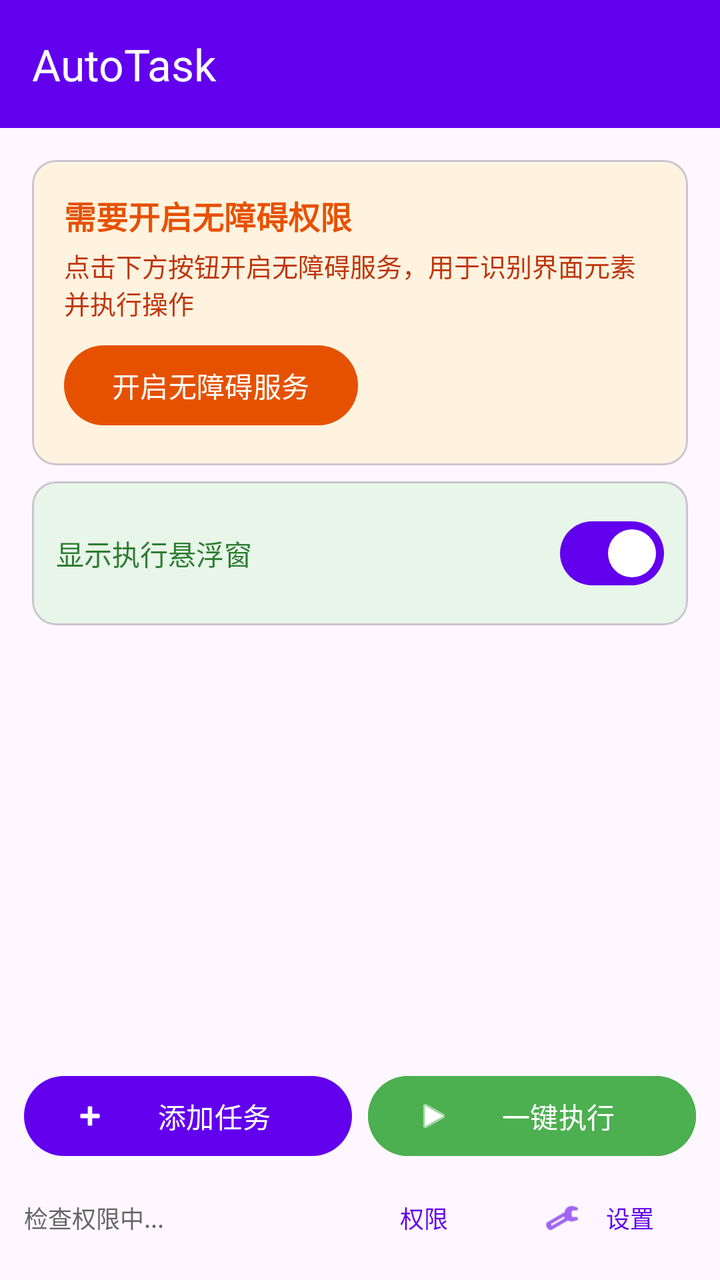
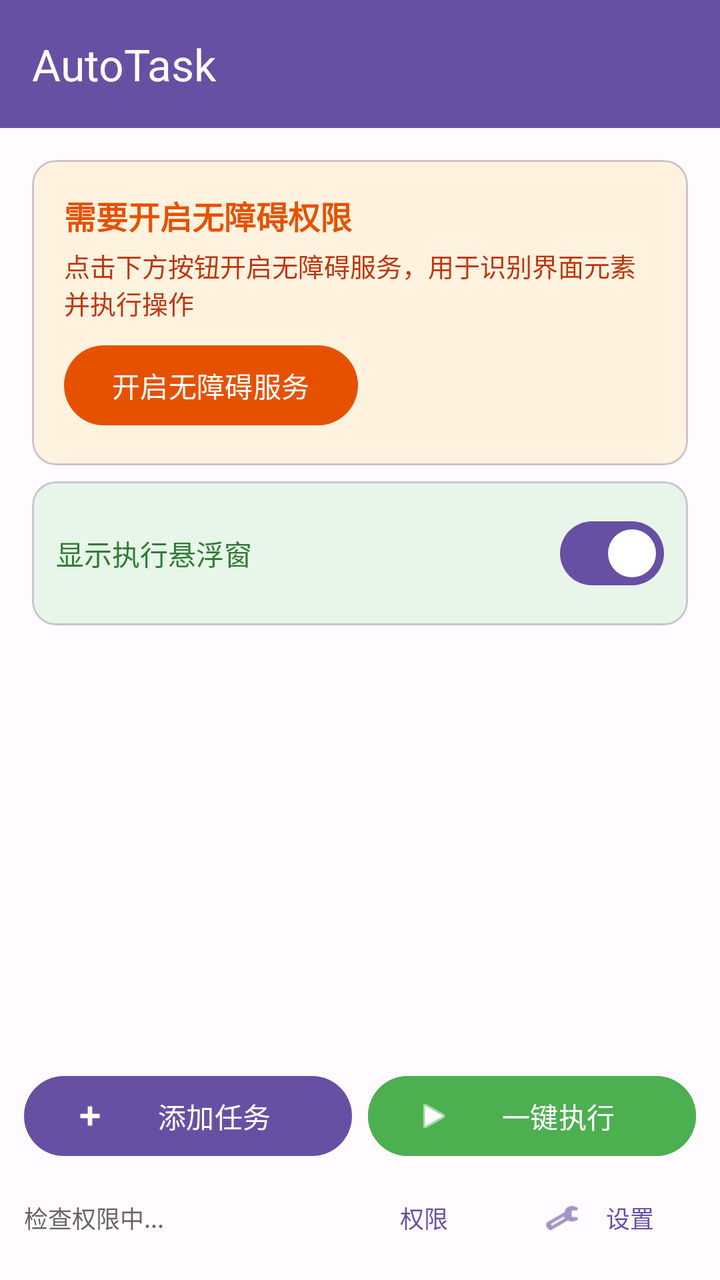

Compare the two renders of this Android layout. The source of the first and the diff that turns it into the second are given below.
<!-- AndroidManifest.xml: application theme Theme.AutoTask -->
<!-- res/layout/activity_main.xml -->
<?xml version="1.0" encoding="utf-8"?>
<androidx.coordinatorlayout.widget.CoordinatorLayout
    xmlns:android="http://schemas.android.com/apk/res/android"
    xmlns:app="http://schemas.android.com/apk/res-auto"
    android:layout_width="match_parent"
    android:layout_height="match_parent">

    <com.google.android.material.appbar.AppBarLayout
        android:layout_width="match_parent"
        android:layout_height="wrap_content">

        <com.google.android.material.appbar.MaterialToolbar
            android:id="@+id/toolbar"
            android:layout_width="match_parent"
            android:layout_height="?attr/actionBarSize"
            android:background="?attr/colorPrimary"
            app:title="AutoTask"
            app:titleTextColor="#FFFFFF" />

    </com.google.android.material.appbar.AppBarLayout>

    <androidx.constraintlayout.widget.ConstraintLayout
        android:layout_width="match_parent"
        android:layout_height="match_parent"
        app:layout_behavior="@string/appbar_scrolling_view_behavior">

        
        <com.google.android.material.card.MaterialCardView
            android:id="@+id/card_permission"
            android:layout_width="match_parent"
            android:layout_height="wrap_content"
            android:layout_margin="16dp"
            app:cardBackgroundColor="#FFF3E0"
            app:layout_constraintTop_toTopOf="parent">

            <LinearLayout
                android:layout_width="match_parent"
                android:layout_height="wrap_content"
                android:orientation="vertical"
                android:padding="16dp">

                <TextView
                    android:layout_width="wrap_content"
                    android:layout_height="wrap_content"
                    android:text="需要开启无障碍权限"
                    android:textColor="#E65100"
                    android:textSize="16sp"
                    android:textStyle="bold" />

                <TextView
                    android:layout_width="wrap_content"
                    android:layout_height="wrap_content"
                    android:text="点击下方按钮开启无障碍服务，用于识别界面元素并执行操作"
                    android:textColor="#BF360C"
                    android:textSize="13sp"
                    android:layout_marginTop="4dp" />

                <com.google.android.material.button.MaterialButton
                    android:id="@+id/btn_enable_accessibility"
                    android:layout_width="wrap_content"
                    android:layout_height="wrap_content"
                    android:text="开启无障碍服务"
                    android:layout_marginTop="8dp"
                    app:backgroundTint="#E65100" />

            </LinearLayout>
        </com.google.android.material.card.MaterialCardView>

        
        <com.google.android.material.card.MaterialCardView
            android:id="@+id/card_floating_window"
            android:layout_width="match_parent"
            android:layout_height="wrap_content"
            android:layout_marginHorizontal="16dp"
            android:layout_marginTop="8dp"
            app:cardElevation="1dp"
            app:cardBackgroundColor="#E8F5E9"
            app:layout_constraintTop_toBottomOf="@id/card_permission">

            <LinearLayout
                android:layout_width="match_parent"
                android:layout_height="wrap_content"
                android:orientation="horizontal"
                android:gravity="center_vertical"
                android:padding="12dp">

                <TextView
                    android:layout_width="0dp"
                    android:layout_height="wrap_content"
                    android:layout_weight="1"
                    android:text="显示执行悬浮窗"
                    android:textSize="14sp"
                    android:textColor="#2E7D32" />

                <com.google.android.material.materialswitch.MaterialSwitch
                    android:id="@+id/switch_floating_window"
                    android:layout_width="wrap_content"
                    android:layout_height="wrap_content"
                    android:checked="true" />

            </LinearLayout>
        </com.google.android.material.card.MaterialCardView>

        
        <androidx.recyclerview.widget.RecyclerView
            android:id="@+id/rv_tasks"
            android:layout_width="match_parent"
            android:layout_height="0dp"
            android:layout_marginTop="8dp"
            app:layout_constraintTop_toBottomOf="@id/card_floating_window"
            app:layout_constraintBottom_toTopOf="@id/layout_bottom" />

        
        <LinearLayout
            android:id="@+id/layout_bottom"
            android:layout_width="match_parent"
            android:layout_height="wrap_content"
            android:orientation="vertical"
            android:padding="12dp"
            app:layout_constraintBottom_toBottomOf="parent">

            
            <LinearLayout
                android:layout_width="match_parent"
                android:layout_height="wrap_content"
                android:orientation="horizontal">

                <com.google.android.material.button.MaterialButton
                    android:id="@+id/btn_add_task"
                    android:layout_width="0dp"
                    android:layout_height="wrap_content"
                    android:layout_weight="1"
                    android:text="添加任务"
                    app:icon="@android:drawable/ic_input_add" />

                <com.google.android.material.button.MaterialButton
                    android:id="@+id/btn_start_all"
                    android:layout_width="0dp"
                    android:layout_height="wrap_content"
                    android:layout_weight="1"
                    android:layout_marginStart="8dp"
                    android:text="一键执行"
                    android:backgroundTint="#4CAF50"
                    app:icon="@android:drawable/ic_media_play" />

            </LinearLayout>

            
            <LinearLayout
                android:layout_width="match_parent"
                android:layout_height="wrap_content"
                android:orientation="horizontal"
                android:layout_marginTop="8dp"
                android:gravity="center_vertical">

                <TextView
                    android:id="@+id/tv_permission_status"
                    android:layout_width="0dp"
                    android:layout_height="wrap_content"
                    android:layout_weight="1"
                    android:text="检查权限中..."
                    android:textSize="12sp"
                    android:textColor="#666666" />

                <com.google.android.material.button.MaterialButton
                    android:id="@+id/btn_check_permissions"
                    android:layout_width="wrap_content"
                    android:layout_height="wrap_content"
                    android:text="权限"
                    android:textSize="12sp"
                    android:minHeight="36dp"
                    style="@style/Widget.Material3.Button.TextButton" />

                <com.google.android.material.button.MaterialButton
                    android:id="@+id/btn_settings"
                    android:layout_width="wrap_content"
                    android:layout_height="wrap_content"
                    android:text="设置"
                    android:textSize="12sp"
                    android:minHeight="36dp"
                    android:layout_marginStart="4dp"
                    app:icon="@android:drawable/ic_menu_preferences"
                    style="@style/Widget.Material3.Button.TextButton" />

            </LinearLayout>

        </LinearLayout>

    </androidx.constraintlayout.widget.ConstraintLayout>

</androidx.coordinatorlayout.widget.CoordinatorLayout>
<!-- resources referenced by this layout -->
<resources>
  <style name="Theme.AutoTask" parent="Theme.Material3.DayNight.NoActionBar">
          <item name="colorPrimary">@color/purple_500</item>
          <item name="colorPrimaryVariant">@color/purple_700</item>
          <item name="colorOnPrimary">@color/white</item>
          <item name="colorSecondary">@color/teal_200</item>
      </style>
  <color name="purple_500">#FF6200EE</color>
  <color name="purple_700">#FF3700B3</color>
  <color name="white">#FFFFFFFF</color>
  <color name="teal_200">#FF03DAC5</color>
</resources>

<!-- the commit's change to res/layout/activity_main.xml (unified diff, before → after) -->
@@ -15,7 +15,7 @@
             android:layout_height="?attr/actionBarSize"
             android:background="?attr/colorPrimary"
             app:title="AutoTask"
-            app:titleTextColor="#FFFFFF" />
+            app:titleTextColor="?attr/colorOnPrimary" />
 
     </com.google.android.material.appbar.AppBarLayout>
 
<!-- resource entries referenced after the edit -->
@@ -1,14 +1,29 @@
 <!-- resources referenced by this layout -->
 <resources>
-  <style name="Theme.AutoTask" parent="Theme.Material3.DayNight.NoActionBar">
-          <item name="colorPrimary">@color/purple_500</item>
-          <item name="colorPrimaryVariant">@color/purple_700</item>
-          <item name="colorOnPrimary">@color/white</item>
-          <item name="colorSecondary">@color/teal_200</item>
+  <style name="Theme.AutoTask" parent="Theme.AutoTask.Purple" />
+  <style name="Theme.AutoTask.Purple" parent="Theme.Material3.Light.NoActionBar">
+          <item name="colorPrimary">@color/purple_primary</item>
+          <item name="colorOnPrimary">@color/purple_on_primary</item>
+          <item name="colorPrimaryContainer">@color/purple_primary_container</item>
+          <item name="colorOnPrimaryContainer">@color/purple_on_primary_container</item>
+          <item name="colorSecondary">@color/purple_secondary</item>
+          <item name="colorOnSecondary">@color/purple_on_secondary</item>
+          <item name="colorSecondaryContainer">@color/purple_secondary_container</item>
+          <item name="colorSurface">@color/purple_surface</item>
+          <item name="colorOnSurface">@color/purple_on_surface</item>
+          <item name="colorSurfaceVariant">@color/purple_surface_variant</item>
+          <item name="android:colorBackground">@color/purple_background</item>
       </style>
-  <color name="purple_500">#FF6200EE</color>
-  <color name="purple_700">#FF3700B3</color>
-  <color name="white">#FFFFFFFF</color>
-  <color name="teal_200">#FF03DAC5</color>
+  <color name="purple_primary">#6750A4</color>
+  <color name="purple_on_primary">#FFFFFF</color>
+  <color name="purple_primary_container">#EADDFF</color>
+  <color name="purple_on_primary_container">#21005D</color>
+  <color name="purple_secondary">#625B71</color>
+  <color name="purple_on_secondary">#FFFFFF</color>
+  <color name="purple_secondary_container">#E8DEF8</color>
+  <color name="purple_surface">#FFFBFE</color>
+  <color name="purple_on_surface">#1C1B1F</color>
+  <color name="purple_surface_variant">#E7E0EC</color>
+  <color name="purple_background">#FFFBFE</color>
 </resources>
 
